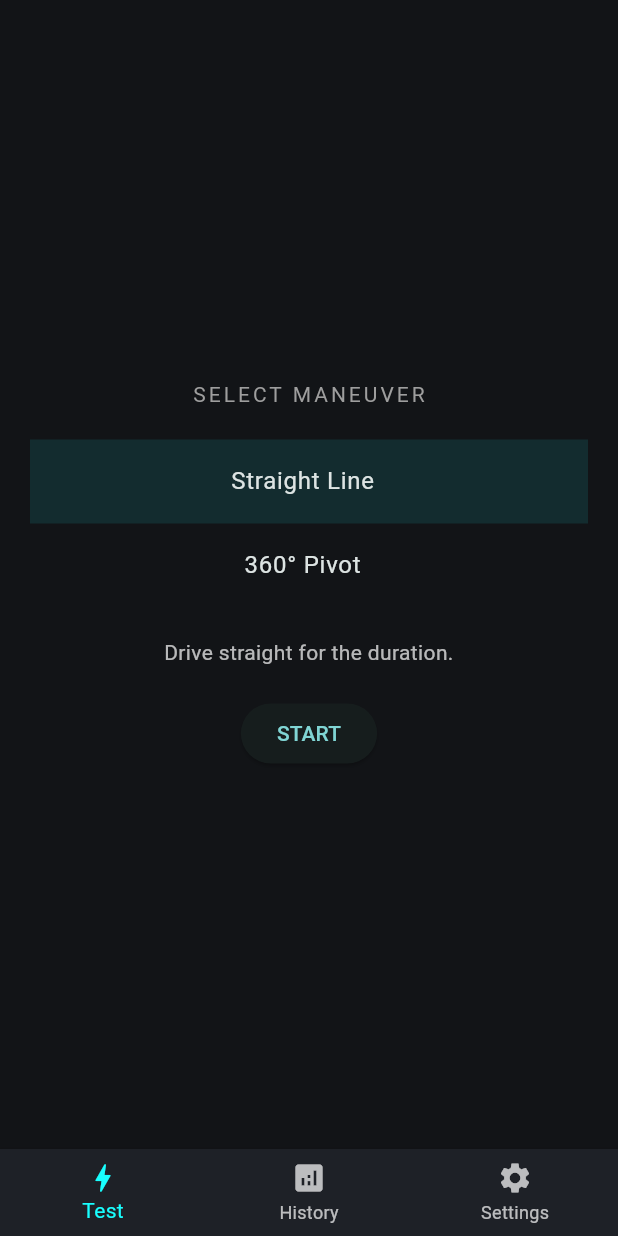
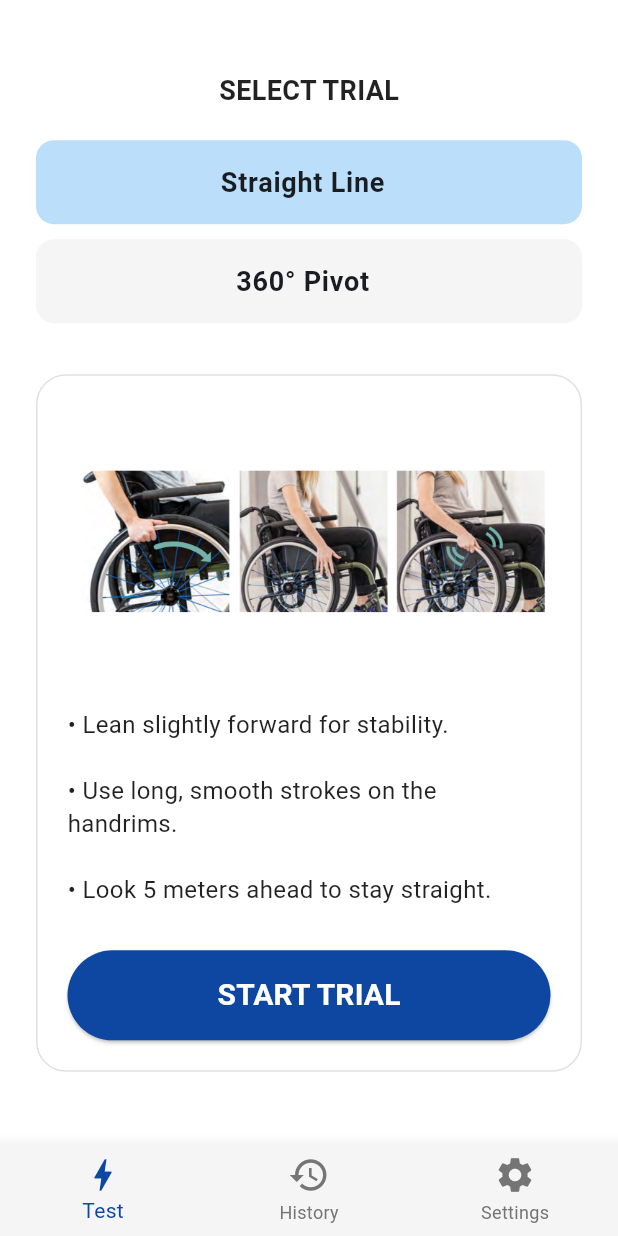
Before and after one commit to yazsouza/Wheelchair-Capstone, a Flutter app: the screen it shows after launch, after a tap on "Straight Line", on a phone screen of 412 x 824 dp. Run offline on Flutter 3.47's test engine with Material 3 defaults, Android fonts, the phone set to English and light mode, and no system bars; network calls fail.

Commit message:
UI: Switched to high-contrast light theme, enlarged fonts, and added guide images

```diff
--- a/lib/esp32_service.dart
+++ b/lib/esp32_service.dart
@@ -3,12 +3,18 @@ import 'dart:convert';
 import 'dart:math';
 import 'package:http/http.dart' as http;
 
+class ManeuverStep {
+  final String text;
+  final String? imagePath; // Path to your local asset image
+  ManeuverStep({required this.text, this.imagePath});
+}
+
 class Maneuver {
   final String name;
-  final String instructions;
+  final List<ManeuverStep> steps; // Grouped steps from the guide
   final bool isPivot;
 
-  Maneuver({required this.name, required this.instructions, this.isPivot = false});
+  Maneuver({required this.name, required this.steps, this.isPivot = false});
 }
 
 class SessionResult {
--- a/lib/main.dart
+++ b/lib/main.dart
@@ -1,5 +1,6 @@
 import 'package:flutter/material.dart';
 import 'dart:async';
+import 'package:intl/intl.dart';
 import 'esp32_service.dart';
 
 void main() => runApp(const WheelProApp());
@@ -10,9 +11,22 @@ class WheelProApp extends StatelessWidget {
   Widget build(BuildContext context) {
     return MaterialApp(
       debugShowCheckedModeBanner: false,
-      theme: ThemeData.dark().copyWith(
-        scaffoldBackgroundColor: const Color(0xFF121417),
-        colorScheme: ColorScheme.fromSeed(seedColor: Colors.cyanAccent, brightness: Brightness.dark),
+      // ACCESSIBILITY: High-contrast Light Theme for outdoor visibility
+      theme: ThemeData(
+        useMaterial3: true,
+        brightness: Brightness.light,
+        scaffoldBackgroundColor: Colors.white,
+        colorScheme: ColorScheme.fromSeed(
+          seedColor: Colors.blue,
+          brightness: Brightness.light,
+          primary: Colors.blue.shade900,
+        ),
+        // ACCESSIBILITY: Larger default text for easier reading
+        textTheme: const TextTheme(
+          bodyLarge: TextStyle(fontSize: 18, color: Colors.black),
+          bodyMedium: TextStyle(fontSize: 16, color: Colors.black87),
+          headlineMedium: TextStyle(fontSize: 24, fontWeight: FontWeight.bold, color: Colors.black),
+        ),
       ),
       home: const MainNavigation(),
     );
@@ -28,14 +42,12 @@ class MainNavigation extends StatefulWidget {
 class _MainNavigationState extends State<MainNavigation> {
   int _currentIndex = 0;
   final List<SessionResult> _history = [];
-
-  // Settings State
   int _testDuration = 10;
   bool _forceMock = false;
 
   @override
   Widget build(BuildContext context) {
-    final List<Widget> _screens = [
+    final List<Widget> screens = [
       ProDashboard(
         duration: _testDuration,
         forceMock: _forceMock,
@@ -51,23 +63,25 @@ class _MainNavigationState extends State<MainNavigation> {
     ];
 
     return Scaffold(
-      body: _screens[_currentIndex],
+      body: screens[_currentIndex],
       bottomNavigationBar: BottomNavigationBar(
         currentIndex: _currentIndex,
         onTap: (index) => setState(() => _currentIndex = index),
-        selectedItemColor: Colors.cyanAccent,
-        backgroundColor: const Color(0xFF1E2127),
+        selectedItemColor: Colors.blue.shade900,
+        unselectedItemColor: Colors.grey.shade600,
+        backgroundColor: Colors.grey.shade100,
         type: BottomNavigationBarType.fixed,
         items: const [
-          BottomNavigationBarItem(icon: Icon(Icons.bolt), label: "Test"),
-          BottomNavigationBarItem(icon: Icon(Icons.analytics), label: "History"),
-          BottomNavigationBarItem(icon: Icon(Icons.settings), label: "Settings"),
+          BottomNavigationBarItem(icon: Icon(Icons.bolt, size: 28), label: "Test"),
+          BottomNavigationBarItem(icon: Icon(Icons.history, size: 28), label: "History"),
+          BottomNavigationBarItem(icon: Icon(Icons.settings, size: 28), label: "Settings"),
         ],
       ),
     );
   }
 }
 
+// --- TAB 1: DASHBOARD ---
 class ProDashboard extends StatefulWidget {
   final int duration;
   final bool forceMock;
@@ -88,8 +102,22 @@ class _ProDashboardState extends State<ProDashboard> {
   List<WheelData> sessionData = [];
 
   final List<Maneuver> maneuvers = [
-    Maneuver(name: "Straight Line", instructions: "Drive straight for the duration."),
-    Maneuver(name: "360° Pivot", instructions: "Spin on the spot.", isPivot: true),
+    Maneuver(
+      name: "Straight Line",
+      steps: [
+        ManeuverStep(text: "Lean slightly forward for stability.", imagePath: "assets/images/wheeling_forward.png"),
+        ManeuverStep(text: "Use long, smooth strokes on the handrims."),
+        ManeuverStep(text: "Look 5 meters ahead to stay straight."),
+      ]
+    ),
+    Maneuver(
+      name: "360° Pivot",
+      isPivot: true,
+      steps: [
+        ManeuverStep(text: "Pull one handrim back while pushing the other forward.", imagePath: "assets/images/wheeling_on_spot.png"),
+        ManeuverStep(text: "Keep the wheelchair within its own length."),
+      ]
+    ),
   ];
 
   @override
@@ -115,16 +143,15 @@ class _ProDashboardState extends State<ProDashboard> {
     double scoreValue = 0;
     if (sessionData.isNotEmpty) {
       if (selectedManeuver!.isPivot) {
-        double mirrorError = sessionData.map((d) => (d.rpmL - d.rpmR).abs()).reduce((a, b) => a + b) / sessionData.length;
-        scoreValue = (100 - (mirrorError * 4)).clamp(0, 100);
+        double symmetry = sessionData.map((d) => (d.rpmL - d.rpmR).abs()).reduce((a, b) => a + b) / sessionData.length;
+        scoreValue = (100 - (symmetry * 4)).clamp(0, 100);
       } else {
         double drift = sessionData.map((d) => d.rpmDiff).reduce((a, b) => a + b) / sessionData.length;
         scoreValue = (100 - (drift * 6)).clamp(0, 100);
       }
     }
-    int finalScore = scoreValue.toInt();
-    widget.onResult(SessionResult(selectedManeuver!.name, finalScore, DateTime.now()));
-    setState(() { isTesting = false; timerLeft = 0; lastScore = finalScore; });
+    widget.onResult(SessionResult(selectedManeuver!.name, scoreValue.toInt(), DateTime.now()));
+    setState(() { isTesting = false; timerLeft = 0; lastScore = scoreValue.toInt(); });
   }
 
   @override
@@ -132,27 +159,22 @@ class _ProDashboardState extends State<ProDashboard> {
     return StreamBuilder<WheelData>(
       stream: esp.stream,
       builder: (context, snapshot) {
-        // Use logic from widget settings
         final d = (widget.forceMock) ? WheelData.mock(moving: isTesting) : (snapshot.data ?? WheelData.mock());
         if (isTesting) sessionData.add(d);
 
-        return Padding(
-          padding: const EdgeInsets.all(20),
+        return SafeArea(
           child: Center(
+            child: SingleChildScrollView(
+              padding: const EdgeInsets.all(24),
               child: Column(
                 mainAxisAlignment: MainAxisAlignment.center,
                 children: [
-                if (countdown > 0) ...[
-                  const Text("GET READY", style: TextStyle(letterSpacing: 4, color: Colors.grey)),
-                  Text("$countdown", style: const TextStyle(fontSize: 140, fontWeight: FontWeight.bold, color: Colors.cyanAccent)),
-                ] else if (isTesting) ...[
-                  _buildActiveTestView(d),
-                ] else if (lastScore != null) ...[
-                  _buildResultView(),
-                ] else ...[
-                  _buildManeuverSelection(),
+                  if (countdown > 0) _buildCountdown()
+                  else if (isTesting) _buildActiveTest(d)
+                  else if (lastScore != null) _buildResultView()
+                  else _buildSelectionView(),
                 ],
-              ],
+              ),
             ),
           ),
         );
@@ -160,62 +182,90 @@ class _ProDashboardState extends State<ProDashboard> {
     );
   }
 
-  Widget _buildActiveTestView(WheelData d) {
-    return Column(
+  Widget _buildCountdown() => Text("$countdown", style: TextStyle(fontSize: 160, fontWeight: FontWeight.bold, color: Colors.blue.shade900));
+
+  Widget _buildActiveTest(WheelData d) => Column(
     children: [
-        Text("${timerLeft}s", style: const TextStyle(fontSize: 80, fontWeight: FontWeight.bold, color: Colors.cyanAccent)),
-        const SizedBox(height: 20),
+      Text("${timerLeft}s", style: const TextStyle(fontSize: 80, fontWeight: FontWeight.bold)),
+      const SizedBox(height: 30),
       GridView.count(
-          shrinkWrap: true,
-          crossAxisCount: 2,
-          crossAxisSpacing: 10,
-          mainAxisSpacing: 10,
-          childAspectRatio: 1.4,
+        shrinkWrap: true, crossAxisCount: 2, crossAxisSpacing: 15, mainAxisSpacing: 15, childAspectRatio: 1.2,
         children: [
-            _liveMetricTile("Right RPM", d.rpmR.toStringAsFixed(2)),
-            _liveMetricTile("Left RPM", d.rpmL.toStringAsFixed(2)),
-            _liveMetricTile("Speed m/s", d.speedMS.toStringAsFixed(2)),
-            _liveMetricTile("Diff", d.rpmDiff.toStringAsFixed(2)),
+          _tile("Left RPM", d.rpmL.toStringAsFixed(1)), _tile("Right RPM", d.rpmR.toStringAsFixed(1)),
+          _tile("Speed m/s", d.speedMS.toStringAsFixed(2)), _tile("Difference", d.rpmDiff.toStringAsFixed(1)),
         ],
       ),
     ],
   );
-  }
 
-  Widget _liveMetricTile(String label, String value) => Container(
-    decoration: BoxDecoration(color: const Color(0xFF1E2127), borderRadius: BorderRadius.circular(15)),
+  Widget _tile(String l, String v) => Container(
+    decoration: BoxDecoration(color: Colors.blue.shade50, borderRadius: BorderRadius.circular(15), border: Border.all(color: Colors.blue.shade100)),
     child: Column(mainAxisAlignment: MainAxisAlignment.center, children: [
-      Text(label, style: const TextStyle(fontSize: 10, color: Colors.grey)),
-      Text(value, style: const TextStyle(fontSize: 20, fontWeight: FontWeight.bold)),
+      Text(l, style: const TextStyle(fontSize: 14, color: Colors.black54)),
+      Text(v, style: TextStyle(fontSize: 22, fontWeight: FontWeight.bold, color: Colors.blue.shade900)),
     ]),
   );
 
   Widget _buildResultView() => Column(
     children: [
-      const Text("RESULT", style: TextStyle(letterSpacing: 4, color: Colors.grey)),
-      Text("$lastScore%", style: const TextStyle(fontSize: 120, fontWeight: FontWeight.bold, color: Colors.cyanAccent)),
+      const Text("SCORE", style: TextStyle(fontSize: 20, letterSpacing: 2)),
+      Text("$lastScore%", style: TextStyle(fontSize: 140, fontWeight: FontWeight.bold, color: Colors.blue.shade900)),
       const SizedBox(height: 40),
-      ElevatedButton(onPressed: () => setState(() => lastScore = null), child: const Text("TRY AGAIN")),
+      SizedBox(
+        width: 200, height: 60,
+        child: ElevatedButton(onPressed: () => setState(() => lastScore = null), child: const Text("FINISH", style: TextStyle(fontSize: 18))),
+      ),
     ],
   );
 
-  Widget _buildManeuverSelection() => Column(
+  Widget _buildSelectionView() => Column(
     children: [
-      const Text("SELECT MANEUVER", style: TextStyle(letterSpacing: 2, color: Colors.grey)),
+      const Text("SELECT TRIAL", style: TextStyle(fontSize: 18, fontWeight: FontWeight.bold)),
       const SizedBox(height: 20),
-      ...maneuvers.map((m) => ListTile(
-        title: Text(m.name, textAlign: TextAlign.center),
+      ...maneuvers.map((m) => Padding(
+        padding: const EdgeInsets.only(bottom: 10),
+        child: ListTile(
+          shape: RoundedRectangleBorder(borderRadius: BorderRadius.circular(12)),
+          tileColor: selectedManeuver == m ? Colors.blue.shade100 : Colors.grey.shade100,
+          title: Text(m.name, textAlign: TextAlign.center, style: const TextStyle(fontWeight: FontWeight.bold)),
           onTap: () => setState(() => selectedManeuver = m),
-        tileColor: selectedManeuver == m ? Colors.cyanAccent.withOpacity(0.1) : null,
+        ),
       )),
-      if (selectedManeuver != null) ...[
-        const SizedBox(height: 20),
-        Text(selectedManeuver!.instructions, textAlign: TextAlign.center, style: const TextStyle(color: Colors.white70)),
-        const SizedBox(height: 20),
-        ElevatedButton(onPressed: startSequence, child: const Text("START")),
-      ]
+      if (selectedManeuver != null) _buildInstructions(),
     ],
   );
+
+  Widget _buildInstructions() {
+    final primaryStep = selectedManeuver!.steps.firstWhere((s) => s.imagePath != null, orElse: () => selectedManeuver!.steps.first);
+
+    return Container(
+      margin: const EdgeInsets.only(top: 24),
+      padding: const EdgeInsets.all(20),
+      decoration: BoxDecoration(color: Colors.white, borderRadius: BorderRadius.circular(20), border: Border.all(color: Colors.grey.shade300)),
+      child: Column(
+        children: [
+          if (primaryStep.imagePath != null)
+            Padding(
+              padding: const EdgeInsets.only(bottom: 20),
+              child: AspectRatio(
+                aspectRatio: 16 / 9,
+                child: Image.asset(primaryStep.imagePath!, fit: BoxFit.contain),
+              ),
+            ),
+          Text(selectedManeuver!.steps.map((s) => "• ${s.text}").join("\n\n"), style: const TextStyle(fontSize: 16, height: 1.4)),
+          const SizedBox(height: 30),
+          SizedBox(
+            width: double.infinity, height: 60,
+            child: ElevatedButton(
+              onPressed: startSequence,
+              style: ElevatedButton.styleFrom(backgroundColor: Colors.blue.shade900, foregroundColor: Colors.white),
+              child: const Text("START TRIAL", style: TextStyle(fontSize: 20, fontWeight: FontWeight.bold)),
+            ),
+          ),
+        ],
+      ),
+    );
+  }
 }
 
 // --- TAB 2: HISTORY ---
@@ -225,13 +275,19 @@ class ProgressScreen extends StatelessWidget {
   @override
   Widget build(BuildContext context) {
     return Scaffold(
-      appBar: AppBar(title: const Text("History")),
-      body: history.isEmpty ? const Center(child: Text("No data.")) : ListView.builder(
+      appBar: AppBar(title: const Text("Performance History"), backgroundColor: Colors.white, elevation: 0),
+      body: history.isEmpty
+        ? const Center(child: Text("No trials recorded yet."))
+        : ListView.builder(
             itemCount: history.length,
-        itemBuilder: (context, index) => ListTile(
-          title: Text(history[index].name),
-          trailing: Text("${history[index].score}%"),
-        ),
+            itemBuilder: (context, index) {
+              final res = history[index];
+              return ListTile(
+                leading: CircleAvatar(backgroundColor: Colors.blue.shade900, child: Text("${res.score}", style: const TextStyle(color: Colors.white))),
+                title: Text(res.name, style: const TextStyle(fontWeight: FontWeight.bold)),
+                subtitle: Text(DateFormat('MMM d, yyyy • HH:mm').format(res.date)),
+              );
+            },
           ),
     );
   }
@@ -243,7 +299,6 @@ class SettingsScreen extends StatelessWidget {
   final bool forceMock;
   final Function(int) onDurationChanged;
   final Function(bool) onMockChanged;
-
   const SettingsScreen({super.key, required this.duration, required this.forceMock, required this.onDurationChanged, required this.onMockChanged});
 
   @override
@@ -251,27 +306,17 @@ class SettingsScreen extends StatelessWidget {
     return Scaffold(
       appBar: AppBar(title: const Text("Settings")),
       body: ListView(
-        padding: const EdgeInsets.all(20),
+        padding: const EdgeInsets.all(24),
         children: [
-          const Text("Test Configuration", style: TextStyle(color: Colors.cyanAccent, fontWeight: FontWeight.bold)),
-          ListTile(
-            title: const Text("Maneuver Duration"),
-            subtitle: Text("$duration seconds"),
-            trailing: SizedBox(
-              width: 150,
-              child: Slider(
-                value: duration.toDouble(),
-                min: 5, max: 30, divisions: 5,
-                onChanged: (v) => onDurationChanged(v.toInt()),
-              ),
-            ),
-          ),
-          const Divider(),
+          const Text("Test Configuration", style: TextStyle(fontSize: 18, fontWeight: FontWeight.bold)),
+          const SizedBox(height: 20),
+          Text("Sensing Duration: $duration seconds"),
+          Slider(value: duration.toDouble(), min: 5, max: 20, divisions: 3, onChanged: (v) => onDurationChanged(v.toInt())),
+          const Divider(height: 40),
           SwitchListTile(
-            title: const Text("Force Demo Mode"),
-            subtitle: const Text("Uses mock data instead of ESP32"),
-            value: forceMock,
-            onChanged: onMockChanged,
+            title: const Text("Demo Mode"),
+            subtitle: const Text("Simulate movement without ESP32 connection"),
+            value: forceMock, onChanged: onMockChanged,
           ),
         ],
       ),
--- a/pubspec.yaml
+++ b/pubspec.yaml
@@ -31,6 +31,7 @@ dependencies:
   flutter:
     sdk: flutter
   http: ^1.2.2
+  intl: ^0.20.2
 
 
 dev_dependencies:
@@ -54,6 +55,9 @@ flutter:
   # included with your application, so that you can use the icons in
   # the material Icons class.
   uses-material-design: true
+  assets:
+    - assets/images/wheeling_forward.png
+    - assets/images/wheeling_on_spot.png
 
   # To add assets to your application, add an assets section, like this:
   # assets:
```
Also changed, not shown: assets/images/wheeling_forward.png (added), assets/images/wheeling_on_spot.png (added), pubspec.lock. Lines whose indentation alone changed are shown as unchanged.
